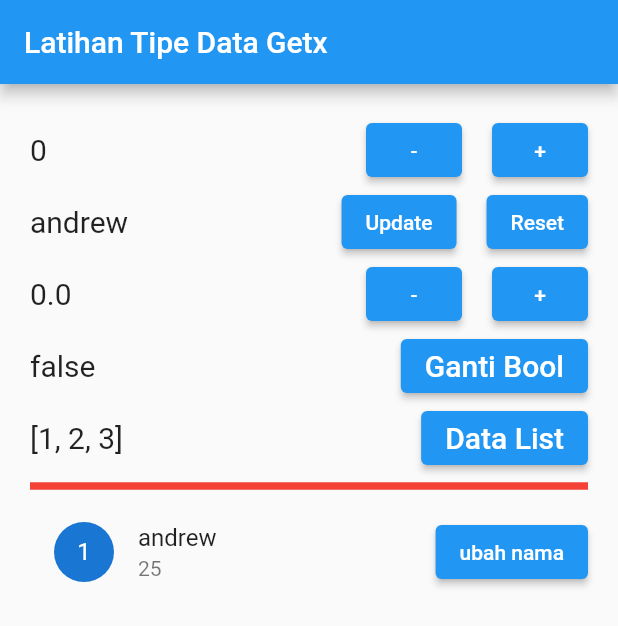
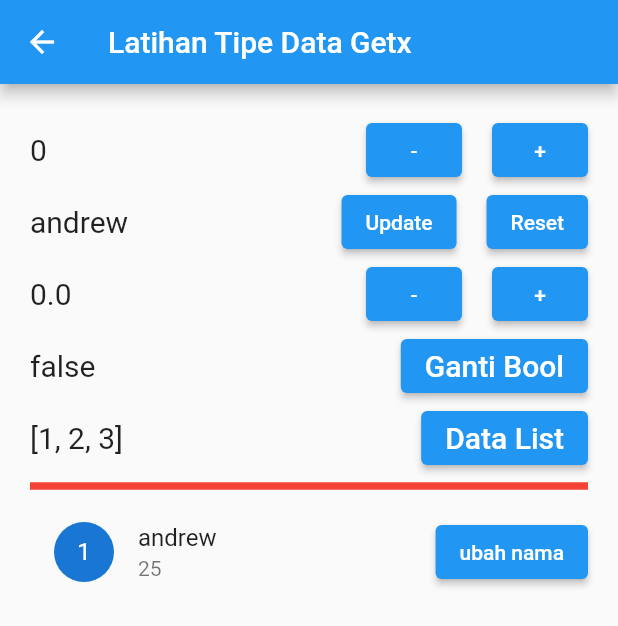
Before and after one commit to angular403/belajar_flutter, a Flutter app: the screen it shows after launch, after a tap on "Study", on a phone screen of 412 x 824 dp. Shown: the top 626 px of the screen. Run offline on Flutter 3.47's test engine with Material 2 defaults, Android fonts, the phone set to English and light mode, and no system bars; our stand-ins replace avatar_glow, convex_bottom_bar, dropdown_search, faker, get, introduction_screen.

Commit message:
routing getx

```diff
--- a/lib/pages/home_page.dart
+++ b/lib/pages/home_page.dart
@@ -46,6 +46,7 @@ import 'package:latihan_week3/study/search_kota.dart';
 // import 'package:latihan_week3/study/form.dart';
 // import 'package:latihan_week3/study/sheetBottom.dart';
 // import 'package:latihan_week3/study/snack.dart';
+import 'package:get/get.dart';
 
 class HomePage extends StatelessWidget {
   const HomePage({Key? key}) : super(key: key);
@@ -133,7 +134,6 @@ class HomePage extends StatelessWidget {
                   "Exam Bootcamp",
                 ),
               ),
-
               ElevatedButton(
                 onPressed: () {
                   Navigator.of(context).pushReplacement(
@@ -170,13 +170,9 @@ class HomePage extends StatelessWidget {
                   "Aplikasi Covid-19",
                 ),
               ),
-                        ElevatedButton(
+              ElevatedButton(
                 onPressed: () {
-                  Navigator.of(context).pushReplacement(
-                    MaterialPageRoute(
-                      builder: (context) => LatihanTipeData(),
-                    ),
-                  );
+                  Get.to(LatihanTipeData());
                 },
                 child: Text(
                   "Study",
--- a/lib/study/latihanTipeData.dart
+++ b/lib/study/latihanTipeData.dart
@@ -1,6 +1,7 @@
 import 'package:flutter/material.dart';
 import 'package:get/get.dart';
 import 'package:latihan_week3/controllers/home.controller.dart';
+import 'package:latihan_week3/pages/home_page.dart';
 
 class LatihanTipeData extends StatelessWidget {
   // const LatihanTipeData({Key? key}) : super(key: key);
@@ -151,9 +152,10 @@ class LatihanTipeData extends StatelessWidget {
                   onPressed: () {
                     homeC.ubahNamaMap();
                   },
-                  child: Text("ubah nama"))
+                  child: Text("ubah nama")),
             ],
-          )
+          ),
+
         ],
       ),
     );
```
